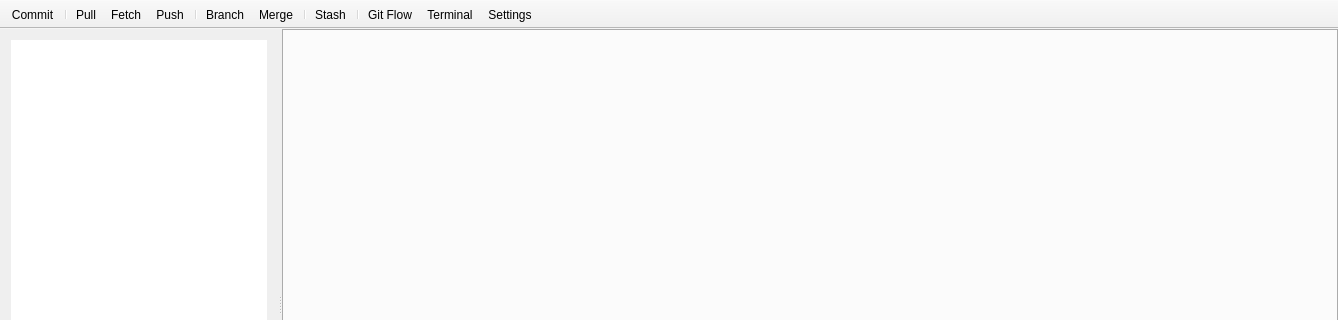
This is qgitmastermainwindow.ui in bokic/gitmaster as Qt 5 draws it before an edit; both pictures show x 0 to 1338 and y 0 to 320 of the 1338 by 600 pixel window. The edited form follows.
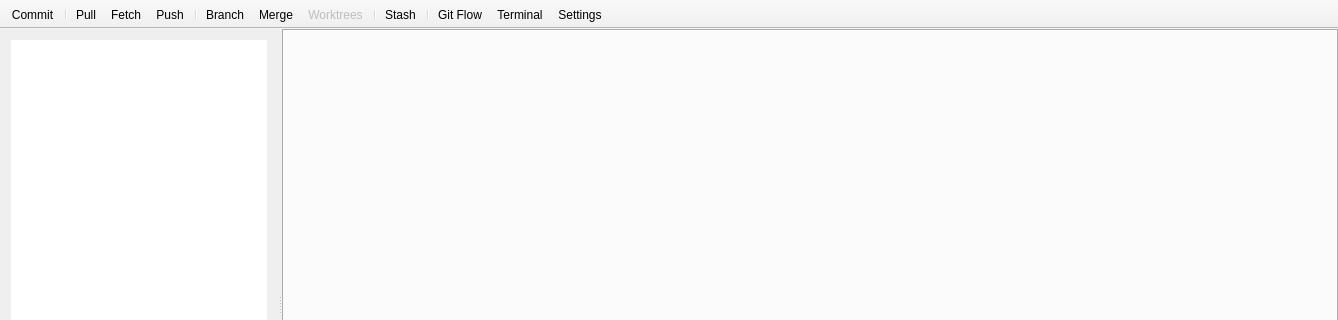
This is the edited form. Icons and pictures are not drawn. Custom widgets are drawn as their Qt base class.

Commit message: Implement Worktree Support.

Patch:
```diff
--- a/qgitmastermainwindow.ui
+++ b/qgitmastermainwindow.ui
@@ -178,6 +178,7 @@
    <addaction name="separator"/>
    <addaction name="actionBranch"/>
    <addaction name="actionMerge"/>
+   <addaction name="actionWorktrees"/>
    <addaction name="separator"/>
    <addaction name="actionStash"/>
    <addaction name="separator"/>
@@ -249,6 +250,18 @@
     <string>Merge</string>
    </property>
   </action>
+  <action name="actionWorktrees">
+   <property name="enabled">
+    <bool>false</bool>
+   </property>
+   <property name="icon">
+    <iconset resource="resource.qrc">
+     <normaloff>:/small/worktree</normaloff>:/small/worktree</iconset>
+   </property>
+   <property name="text">
+    <string>Worktrees</string>
+   </property>
+  </action>
   <action name="actionGit_Flow">
    <property name="icon">
     <iconset resource="resource.qrc">
```
The commit also changes 14 other files.
